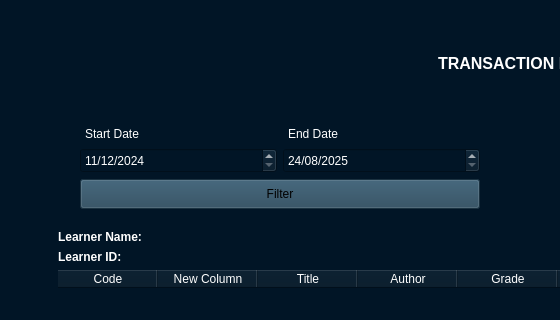
Old version of the form ui/MainWindow.ui in the repository Kurende/Library_Management_System; both pictures show x 291 to 851 and y 100 to 420 of the 1388 by 732 pixel window.
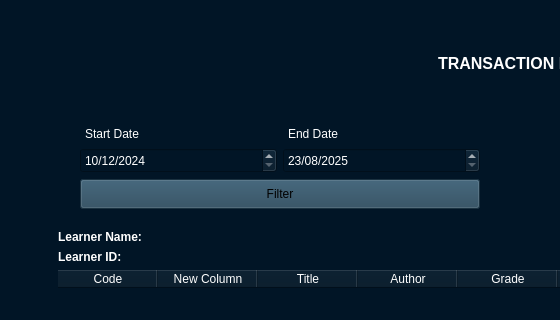
New version of the form. The open tabs and pages were chosen to show the change. Icons and pictures are not drawn.

Commit message: ui object-names update

Diff of the .ui file:
```diff
--- a/ui/MainWindow.ui
+++ b/ui/MainWindow.ui
@@ -5007,7 +5007,7 @@
                   <widget class="QWidget" name="page_LearnerManagement">
                    <layout class="QVBoxLayout" name="verticalLayout_122">
                     <item>
-                     <widget class="QStackedWidget" name="stackedWidget_learnersPages_2">
+                     <widget class="QStackedWidget" name="stackedWidget_learnersPages">
                       <property name="styleSheet">
                        <string notr="true">QStackedWidget{
 background-color:#011526;
@@ -5781,7 +5781,7 @@
                                     <second>0</second>
                                     <year>2024</year>
                                     <month>12</month>
-                                    <day>11</day>
+                                    <day>10</day>
                                    </datetime>
                                   </property>
                                   <property name="displayFormat">
@@ -5844,7 +5844,7 @@
                                     <second>0</second>
                                     <year>2025</year>
                                     <month>8</month>
-                                    <day>24</day>
+                                    <day>23</day>
                                    </datetime>
                                   </property>
                                   <property name="displayFormat">
@@ -6173,7 +6173,7 @@
                         <number>0</number>
                        </property>
                        <item>
-                        <widget class="QStackedWidget" name="stackedWidget_learnersPages">
+                        <widget class="QStackedWidget" name="stackedWidget_learnersProfile">
                          <property name="styleSheet">
                           <string notr="true">QStackedWidget{
 background-color:#011526;
```
Left out of the diff: 10 changed lines with no effect on the pictures.
